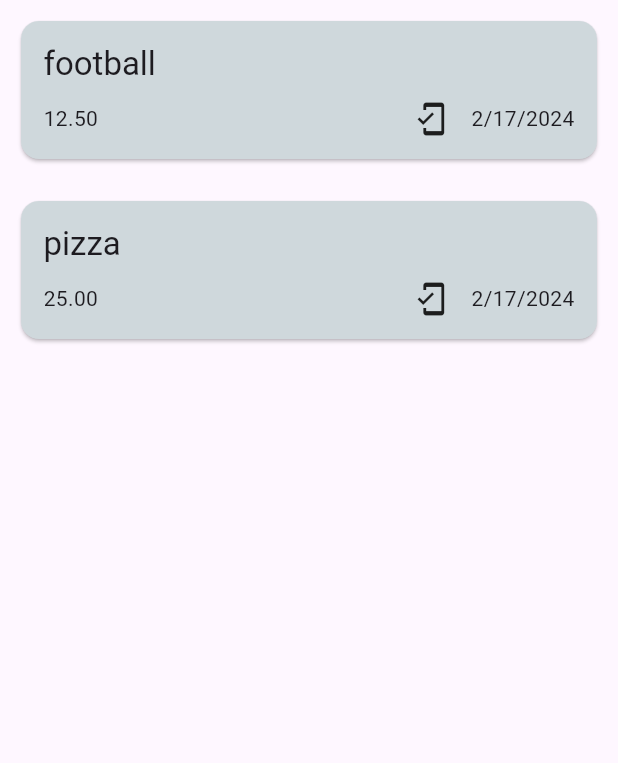
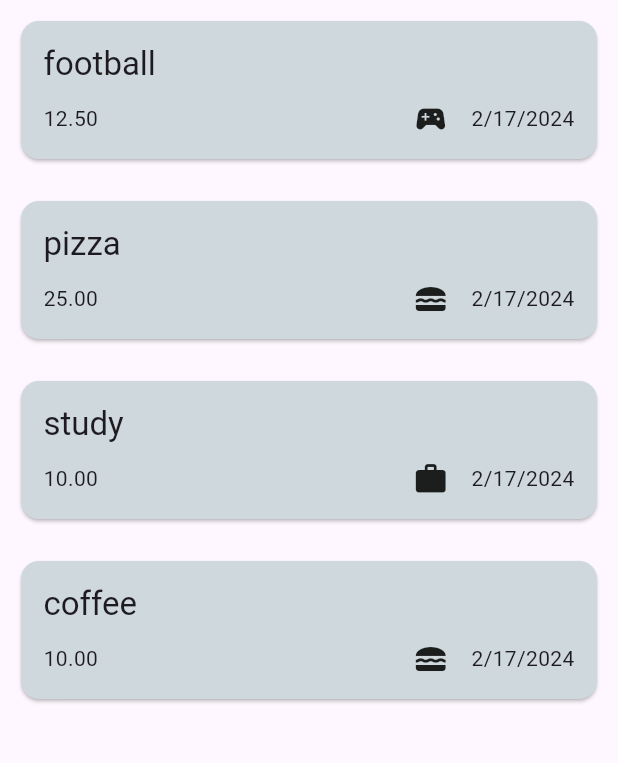
Before and after one commit to Dannansilva/expenses_tracking, a Flutter app: the screen it shows after launch, on a phone screen of 412 x 824 dp, the part 84-847 px from its top. Run offline on Flutter 3.47's test engine with Material 3 defaults, Android fonts, the phone set to English and light mode, and no system bars; missing offline and left inert: dart:ffi.

Commit message:
add new expences

```diff
--- a/expenses_tracking/lib/pages/Expenses.dart
+++ b/expenses_tracking/lib/pages/Expenses.dart
@@ -27,15 +27,33 @@ class _ExpensesState extends State<Expenses> {
         title: "pizza",
         amount: 25,
         date: DateTime.now(),
+        category: Categorys.food),
+    Expensemodel(
+        title: "study",
+        amount: 10,
+        date: DateTime.now(),
+        category: Categorys.work),
+    Expensemodel(
+        title: "coffee",
+        amount: 10,
+        date: DateTime.now(),
         category: Categorys.food)
   ];
+  //add new expence
+  void onAddNewExpence(Expensemodel expence) {
+    setState(() {
+      _expensesList.add(expence);
+    });
+  }
 
   //function to open a modal
   void _openAddExpencesOverlay() {
     showModalBottomSheet(
       context: context,
       builder: (context) {
-        return AddNewExpence();
+        return AddNewExpence(
+          onAddExpence: onAddNewExpence,
+        );
       },
     );
   }
--- a/expenses_tracking/lib/pages/models/expenxe.dart
+++ b/expenses_tracking/lib/pages/models/expenxe.dart
@@ -1,3 +1,4 @@
+import 'package:flutter/material.dart';
 import 'package:uuid/uuid.dart';
 import 'package:intl/intl.dart';
 
@@ -11,6 +12,14 @@ enum Categorys {
   leasure,
   work,
 }
+
+// category icons
+final CategoryIcons = {
+  Categorys.food: Icons.lunch_dining,
+  Categorys.travel: Icons.airplanemode_active,
+  Categorys.leasure: Icons.sports_esports,
+  Categorys.work: Icons.work,
+};
 
 class Expensemodel {
   Expensemodel(
--- a/expenses_tracking/lib/widgets/expense_tile.dart
+++ b/expenses_tracking/lib/widgets/expense_tile.dart
@@ -30,7 +30,7 @@ class ExpenseTile extends StatelessWidget {
                 const Spacer(),
                 Row(
                   children: [
-                    const Icon(Icons.mobile_friendly),
+                    Icon(CategoryIcons[expence.category]),
                     const SizedBox(
                       width: 15,
                     ),
```
Also changed, not shown: expenses_tracking/lib/widgets/add_new_expences.dart (+43 -3 lines).
